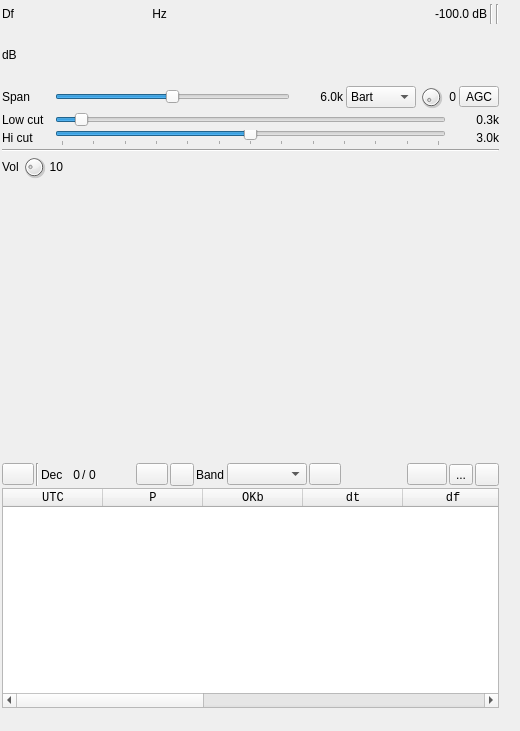
Above: plugins/channelrx/demodft8/ft8demodgui.ui from f4exb/sdrangel before the change. Below: the same form after it.
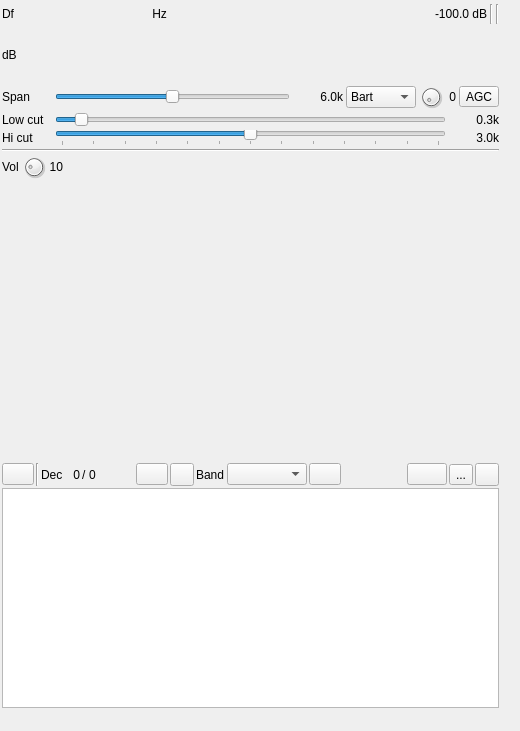
That is the form after the change. Icons and pictures are not drawn. Custom widgets are drawn as their Qt base class.

Commit message: FT8 demod: use table model and view to optimize messge table update and filtering

Diff of the .ui file:
```diff
--- a/plugins/channelrx/demodft8/ft8demodgui.ui
+++ b/plugins/channelrx/demodft8/ft8demodgui.ui
@@ -1005,7 +1005,7 @@
      </layout>
     </item>
     <item>
-     <widget class="QTableWidget" name="messages">
+     <widget class="QTableView" name="messagesView">
       <property name="font">
        <font>
         <family>Liberation Mono</family>
@@ -1027,86 +1027,6 @@
       <attribute name="verticalHeaderDefaultSectionSize">
        <number>15</number>
       </attribute>
-      <column>
-       <property name="text">
-        <string>UTC</string>
-       </property>
-       <property name="toolTip">
-        <string>Sequence UTC time HHMMSS</string>
-       </property>
-      </column>
-      <column>
-       <property name="text">
-        <string>P</string>
-       </property>
-       <property name="toolTip">
-        <string>Successful decoder pass index</string>
-       </property>
-      </column>
-      <column>
-       <property name="text">
-        <string>OKb</string>
-       </property>
-       <property name="toolTip">
-        <string>Number of correct bits before correction</string>
-       </property>
-      </column>
-      <column>
-       <property name="text">
-        <string>dt</string>
-       </property>
-       <property name="toolTip">
-        <string>Time delay</string>
-       </property>
-      </column>
-      <column>
-       <property name="text">
-        <string>df</string>
-       </property>
-       <property name="toolTip">
-        <string>Frequency shift</string>
-       </property>
-      </column>
-      <column>
-       <property name="text">
-        <string>SNR</string>
-       </property>
-       <property name="toolTip">
-        <string>Signal to noise ratio (dB) in 2.5 kHz bandwidth</string>
-       </property>
-      </column>
-      <column>
-       <property name="text">
-        <string>Call1</string>
-       </property>
-       <property name="toolTip">
-        <string>Fist call area</string>
-       </property>
-      </column>
-      <column>
-       <property name="text">
-        <string>Call2</string>
-       </property>
-       <property name="toolTip">
-        <string>Second call area</string>
-       </property>
-      </column>
-      <column>
-       <property name="text">
-        <string>Loc</string>
-       </property>
-       <property name="toolTip">
-        <string>Locator area</string>
-       </property>
-      </column>
-      <column>
-       <property name="text">
-        <string>Info</string>
-       </property>
-       <property name="toolTip">
-        <string>Extra decoder information</string>
-       </property>
-      </column>
      </widget>
     </item>
    </layout>
```
Left out of the diff: 6 changed lines with no effect on the pictures. The commit also changes 6 other files.
